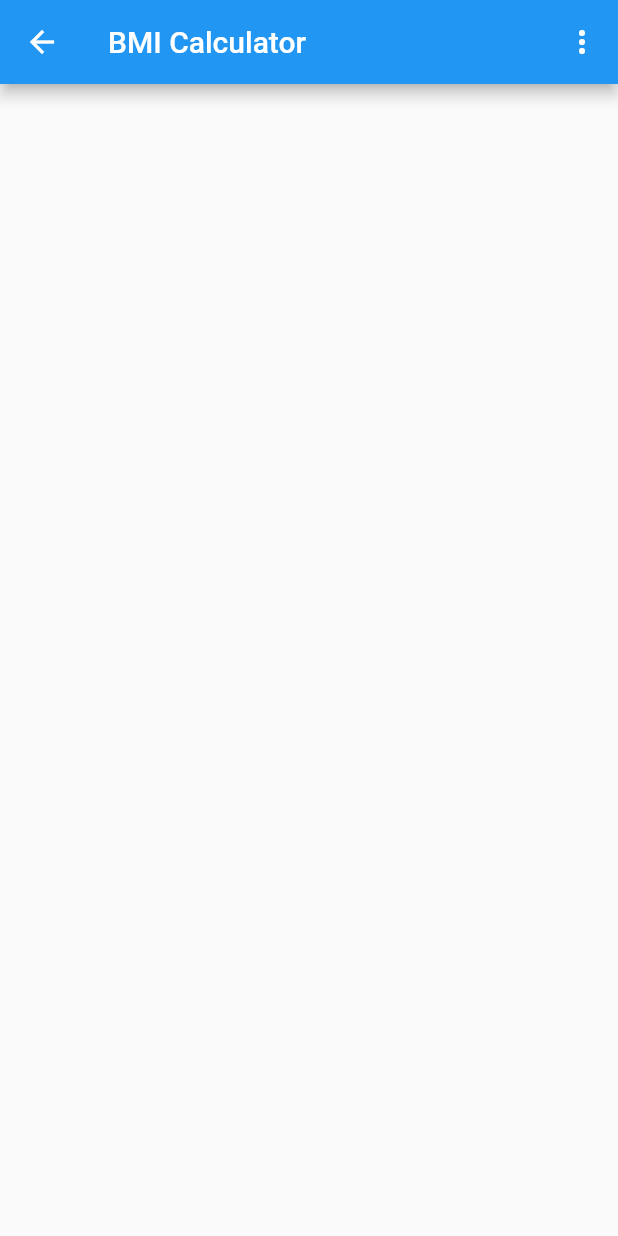
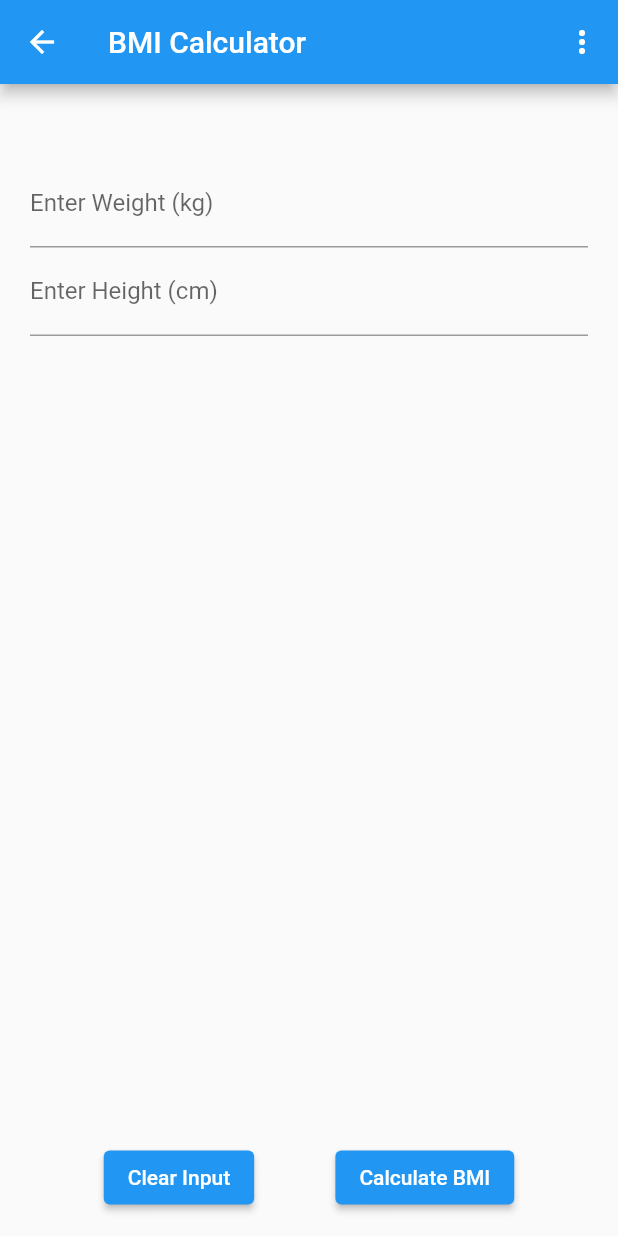
Before and after one commit to luca-hom/bmi, a Flutter app: the screen it shows after launch, after a tap on "Open BMI Calculator", on a phone screen of 412 x 824 dp. Run offline on Flutter 3.47's test engine with Material 2 defaults, Android fonts, the phone set to English and light mode, and no system bars.

Commit message:
Added Bmi Calc Page

```diff
--- a/lib/presentation/BmiCalculator.dart
+++ b/lib/presentation/BmiCalculator.dart
@@ -1,3 +1,4 @@
+
 import 'package:flutter/material.dart';
 
 import 'BaseAppBar.dart';
@@ -12,7 +13,51 @@ class BmiCalculator extends StatelessWidget {
           title: Text('BMI Calculator'),
           appBar: AppBar(),
         ),
-        body: Container(
+        body: Column(
+          children: [
+            Padding(padding: const EdgeInsets.fromLTRB(20, 50, 20, 20),
+              child: Column(
+                children: [
+                  TextFormField(
+                    decoration: const InputDecoration(
+                        border: UnderlineInputBorder(),
+                        labelText: 'Enter Weight (kg)'
+                    ),
+                    keyboardType: TextInputType.number,
+                  ),
+                  TextFormField(
+                    decoration: const InputDecoration(
+                        border: UnderlineInputBorder(),
+                        labelText: 'Enter Height (cm)'
+                    ),
+                    keyboardType: TextInputType.number,
+                  )
+                ]
+              ),
+            ),
+            Expanded(child: Align(
+              alignment: FractionalOffset.bottomCenter,
+              child: Padding(
+                padding: EdgeInsets.all(15.0),
+                child: Row(
+                    mainAxisAlignment: MainAxisAlignment.spaceEvenly,
+                    children: [
+                      ElevatedButton(
+                        onPressed: () => {},
+                        child: Text('Clear Input'),
+                      ),
+                      ElevatedButton(
+                        onPressed: () => {},
+                        child: Text('Calculate BMI'),
+                      )
+                    ]
+                ),
+              )
+
+
+            ))
+
+          ],
 
         ));
   }
--- a/lib/presentation/WelcomePage.dart
+++ b/lib/presentation/WelcomePage.dart
@@ -23,7 +23,7 @@ class WelcomePage extends StatelessWidget {
                       'and height of a person. The BMI is defined as the body mass divided by '
                       'the square of the body height, and is expressed in units of kg/m2, '
                       'resulting from mass in kilograms and height in metres.')),
-        TextButton(
+        ElevatedButton(
           onPressed: () {
             Navigator.push(
                 context,
```
